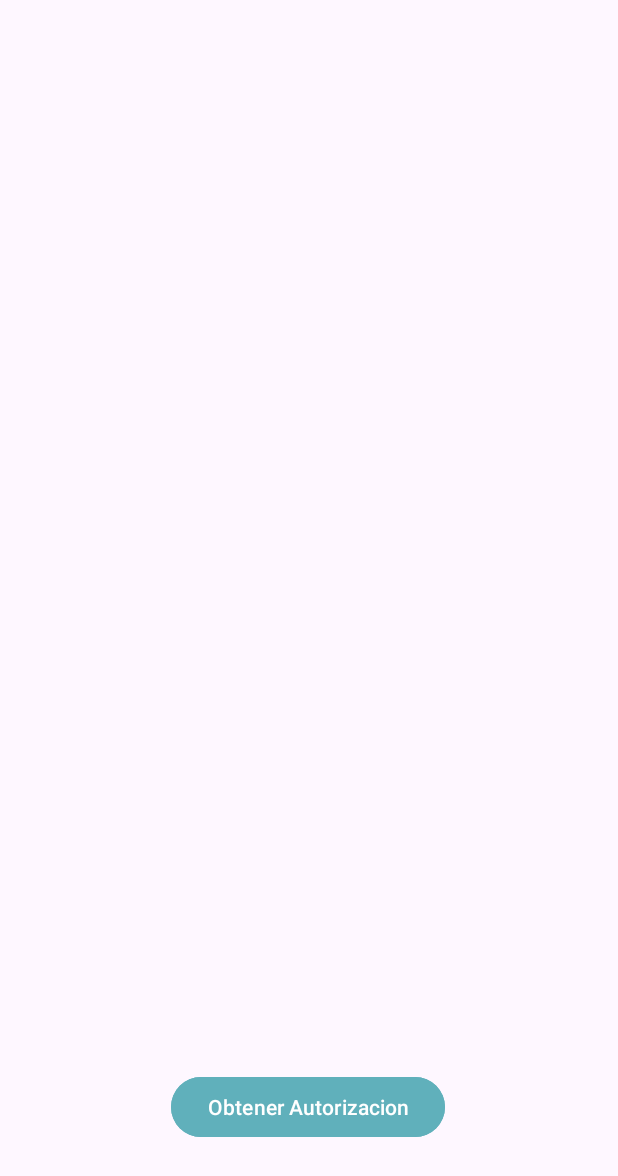
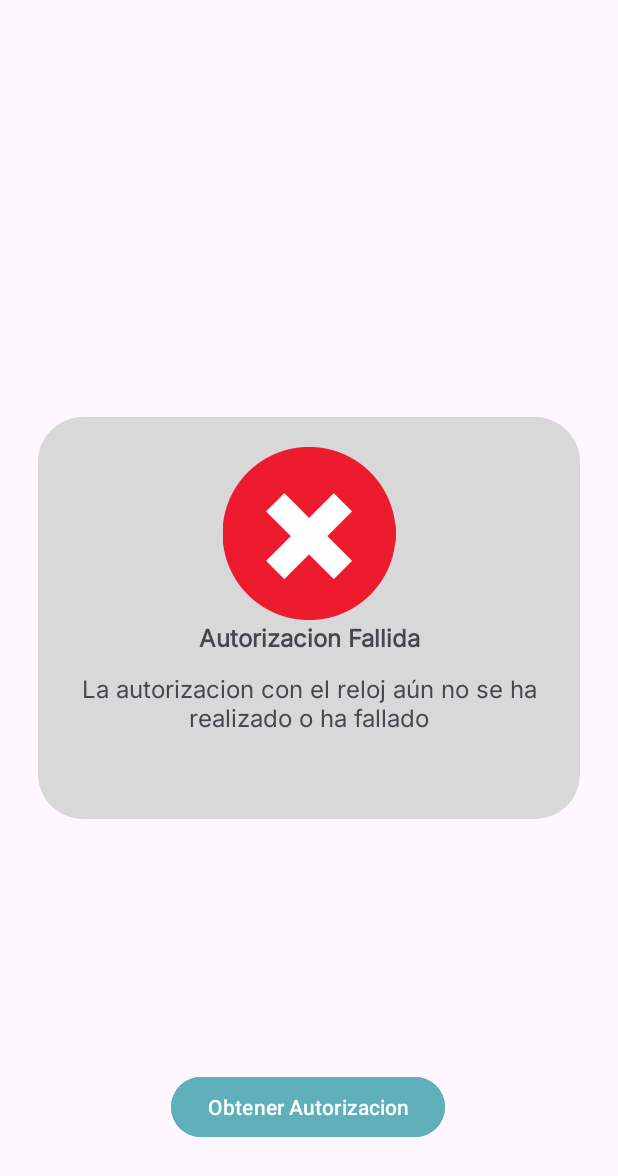
Before and after one commit to CristianValenciaC/Smartwatch_and_Cardio, an Android app: the AuthorizationFalse screen opened directly, with no data from a screen before it, on a phone screen of 412 x 824 dp. Shown: the top 1176 px of the screen. Run offline under Robolectric (Android 15) with nearby library versions, the phone set to English and light mode, and no system bars.

Commit message:
Arreglando diseño de autorización

```diff
--- a/app/src/main/java/com/rob/smartwatchcardio/authorizationwatch/AuthorizationFalse.java
+++ b/app/src/main/java/com/rob/smartwatchcardio/authorizationwatch/AuthorizationFalse.java
@@ -6,8 +6,6 @@ import android.content.Intent;
 import android.os.Bundle;
 import android.view.View;
 import android.widget.Button;
-
-import com.rob.smartwatchcardio.InicioPrincipal;
 import com.rob.smartwatchcardio.R;
 
 public class AuthorizationFalse extends AppCompatActivity {
--- a/app/src/main/res/layout/activity_authorization_comprobate.xml
+++ b/app/src/main/res/layout/activity_authorization_comprobate.xml
@@ -11,7 +11,6 @@
         android:layout_width="0dp"
         android:layout_height="44dp"
         android:layout_marginTop="20dp"
-        android:autoText="false"
         android:fontFamily="@font/inter"
         android:gravity="center"
         android:text="@string/comprobando_la_autorizacion_con_el_reloj"
--- a/app/src/main/res/layout/activity_authorization_false.xml
+++ b/app/src/main/res/layout/activity_authorization_false.xml
@@ -5,6 +5,49 @@
     android:layout_width="match_parent"
     android:layout_height="match_parent"
     tools:context=".authorizationwatch.AuthorizationFalse">
+
+    <LinearLayout
+        android:layout_width="match_parent"
+        android:layout_height="268dp"
+        android:layout_margin="25dp"
+        android:background="@drawable/cuadrado"
+        android:orientation="vertical"
+        app:layout_constraintBottom_toBottomOf="parent"
+        app:layout_constraintEnd_toEndOf="parent"
+        app:layout_constraintStart_toStartOf="parent"
+        app:layout_constraintTop_toTopOf="parent">
+
+        <ImageView
+            android:id="@+id/imageView"
+            android:layout_width="match_parent"
+            android:layout_height="135dp"
+            android:paddingTop="20dp"
+            android:src="@drawable/erroricon"
+            android:contentDescription="@string/app_name" />
+
+        <TextView
+            android:id="@+id/textView3"
+            android:layout_width="match_parent"
+            android:layout_height="wrap_content"
+            android:fontFamily="@font/inter"
+            android:text="@string/autorizacion_fallida"
+            android:textAlignment="center"
+            android:textSize="16sp"
+            android:textStyle="bold" />
+
+        <Space
+            android:layout_width="match_parent"
+            android:layout_height="12dp" />
+
+        <TextView
+            android:id="@+id/textView2"
+            android:layout_width="match_parent"
+            android:layout_height="wrap_content"
+            android:fontFamily="@font/inter"
+            android:text="@string/mensaje_fallifo"
+            android:textAlignment="center"
+            android:textSize="16sp" />
+    </LinearLayout>
 
     <Button
         android:id="@+id/button_repeat_authorization"
--- a/app/src/main/res/layout/activity_authorization_true.xml
+++ b/app/src/main/res/layout/activity_authorization_true.xml
@@ -29,7 +29,7 @@
             android:layout_width="match_parent"
             android:layout_height="wrap_content"
             android:fontFamily="@font/inter"
-            android:text="TextView"
+            android:text="@string/autorizacion_existosa"
             android:textAlignment="center"
             android:textSize="16sp"
             android:textStyle="bold" />
@@ -43,7 +43,7 @@
             android:layout_width="match_parent"
             android:layout_height="wrap_content"
             android:fontFamily="@font/inter"
-            android:text="El resultado del text indica que lorem ipsumlorem mayo"
+            android:text="@string/mensaje_exito"
             android:textAlignment="center"
             android:textSize="16sp" />
     </LinearLayout>
--- a/app/src/main/res/values/strings.xml
+++ b/app/src/main/res/values/strings.xml
@@ -78,4 +78,10 @@
     <string name="comprobando_la_autorizacion_con_el_reloj">Comprobando la autorizacion con el reloj</string>
     <string name="empecemos">Empecemos</string>
     <string name="obtener_autorizacion">Obtener Autorizacion</string>
+    <string name="autorizacion_existosa">Autorización Existosa</string>
+    <string name="mensaje_exito">La autorización con el reloj se ha realizado correctamente</string>
+    <string name="autorizacion_fallida">Autorizacion Fallida</string>
+    <string name="mensaje_fallifo">La autorizacion con el reloj aún no se ha realizado o ha fallado</string>
+    <string name="info_enlace">Introduce el enlace de la autorización</string>
+    <string name="mensaje_instrucciones">Para la autorización, necesita darle a ese botón , donde se le abriá un navegador donde tendras que inicar sesión con una cuenta Withings. Una vez aceptado, copia la url de la autorización y pegala en Url Autorizacion. Ese codigo de autenticación es de 30 segundos, sino, tendrás que hacerlo de nuevo</string>
 </resources>
```
Also changed, not shown: app/src/main/java/com/rob/smartwatchcardio/retrofit/data/Enviroments.java (+19 -0 lines), app/src/main/res/layout/activity_authorization.xml (+22 -6 lines), app/src/main/res/drawable/erroricon.png (added).
